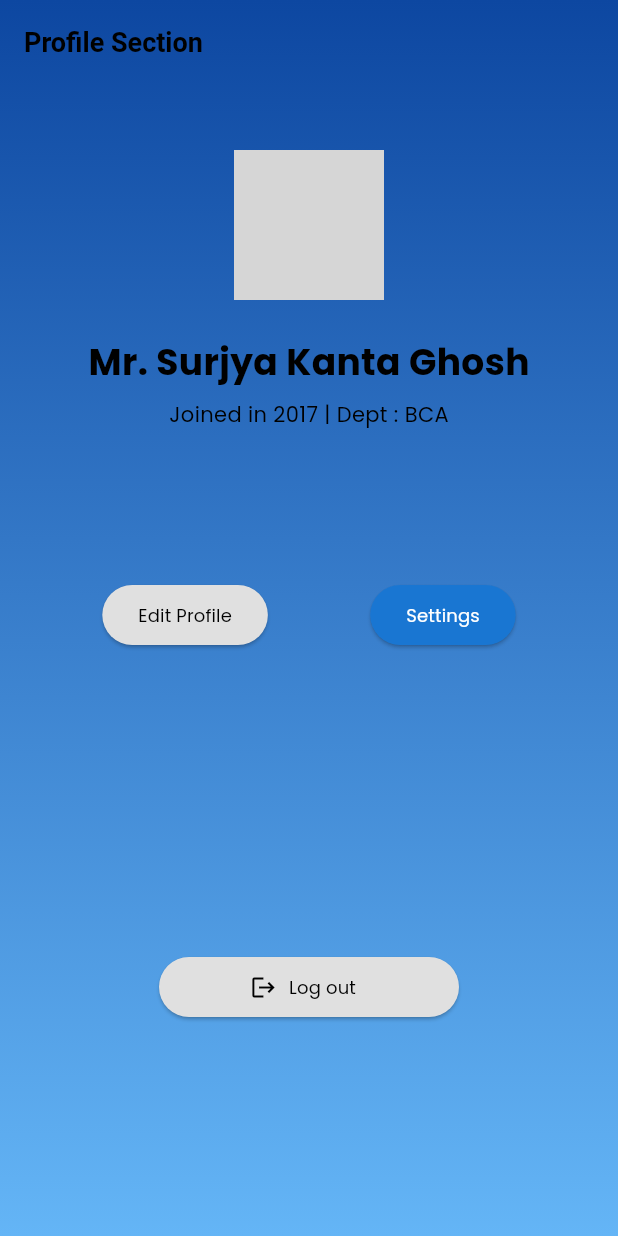
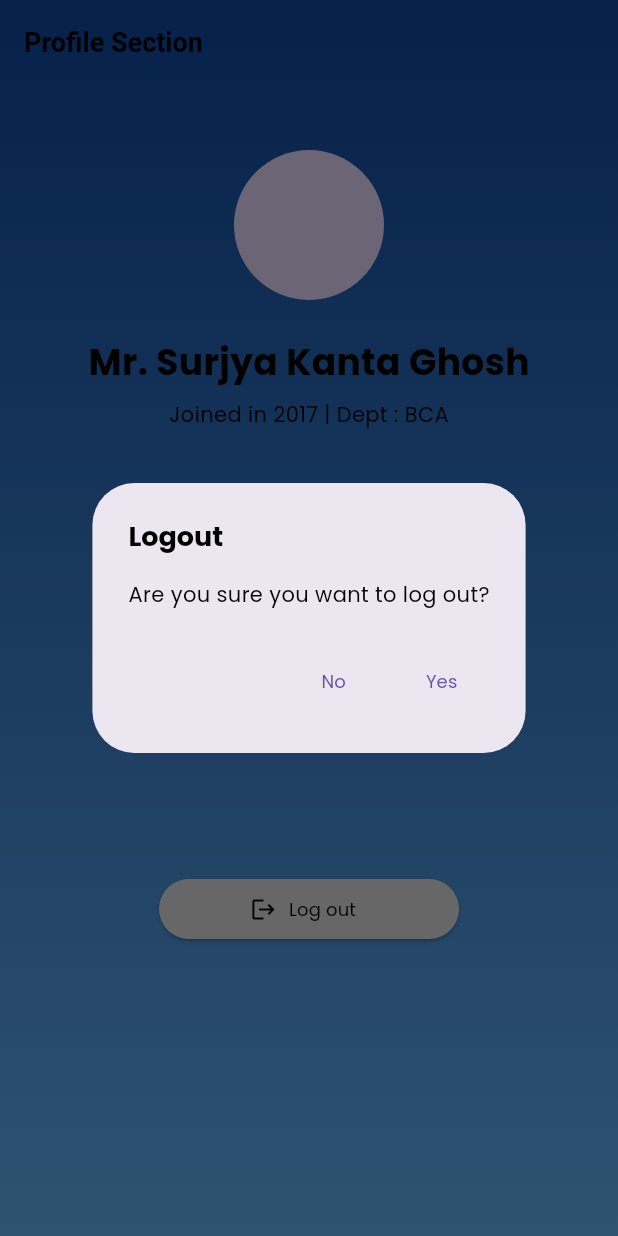
Before and after one commit to berarahul/TeacherApp, a Flutter app: the ProfileScreen screen opened directly, after a tap on "Log out", on a phone screen of 412 x 824 dp. Run offline on Flutter 3.47's test engine with Material 3 defaults, Android fonts, the phone set to English and light mode, and no system bars; our stand-ins replace connectivity_plus, fluttertoast, get, get_it, get_storage, iconsax and 2 more; accounts and stored records are empty; network calls fail; grey boxes are pictures that could not be loaded.

Commit message:
latest update

```diff
--- a/lib/view/Screens/BottomNavigation/Widgets/AttendenceTab/AttandanceTakenScreen.dart
+++ b/lib/view/Screens/BottomNavigation/Widgets/AttendenceTab/AttandanceTakenScreen.dart
@@ -1,4 +1,5 @@
 import 'package:attendence/res/AppUrl/AppUrl.dart';
+import 'package:attendence/res/Colors/AppColors.dart';
 import 'package:attendence/view/Screens/constant/dataNotfoundScreen.dart';
 import 'package:attendence/view_model/services/AttendenceTabServices/for_Dropdown/Controllers/SemesterWithSubjectController.dart';
 import 'package:flutter/material.dart';
@@ -56,6 +57,8 @@
     return Scaffold(
       appBar: AppBar(
         title: Text('Attendance'),
+          automaticallyImplyLeading: false,
+        backgroundColor: AppColors.primaryColor,
       ),
       body: Obx(() {
         return ListView.builder(
--- a/lib/view/Screens/BottomNavigation/Widgets/ProfileTab/Profile_Widget.dart
+++ b/lib/view/Screens/BottomNavigation/Widgets/ProfileTab/Profile_Widget.dart
@@ -1,78 +1,7 @@
-import 'package:flutter/cupertino.dart';
+import 'package:attendence/view/Screens/Login/Login_View.dart';
 import 'package:flutter/material.dart';
-// class ProfileScreen extends StatelessWidget {
-//   @override
-//   Widget build(BuildContext context) {
-//     return Scaffold(
-//       appBar: AppBar(
-//         title: Text('Profile Section'),
-//         backgroundColor: Colors.blue,
-//         automaticallyImplyLeading: false,
-//
-//       ),
-//       body: Padding(
-//         padding: const EdgeInsets.all(16.0),
-//         child: Column(
-//           crossAxisAlignment: CrossAxisAlignment.center,
-//           children: [
-//             CircleAvatar(
-//               radius: 50,
-//               backgroundImage: AssetImage('assets/avatar.jpg'), // Replace with your asset image path
-//             ),
-//             SizedBox(height: 24),
-//             Text(
-//               'Mr. Surjya Kanta Ghosh',
-//               style: TextStyle(fontSize: 24, fontWeight: FontWeight.bold),
-//             ),
-//             SizedBox(height: 8),
-//             Text('Joined in 2017 | Dept : BCA'),
-//             SizedBox(height: 150),
-//             Row(
-//               mainAxisAlignment: MainAxisAlignment.spaceEvenly,
-//
-//               children: [
-//                 ElevatedButton(
-//                   onPressed: () {
-//                     // Handle edit profile button pressed
-//                   },
-//
-//                   child: Text('Edit Profile'),
-//                   style: ElevatedButton.styleFrom(
-//                     foregroundColor: Colors.black, backgroundColor: Colors.grey.shade300,
-//                   ),
-//                 ),
-//                 ElevatedButton(
-//                   onPressed: () {
-//                     // Handle settings button pressed
-//                   },
-//                   child: Text('Settings'),
-//                   style: ElevatedButton.styleFrom(
-//                     foregroundColor: Colors.white, backgroundColor: Colors.blue.shade700,
-//                   ),
-//                 ),
-//               ],
-//             ),
-//             SizedBox(height: 150),
-//             SizedBox(
-//               width: double.infinity,
-//               child: ElevatedButton.icon(
-//
-//                 onPressed: () {
-//                   // Handle log out button pressed
-//                 },
-//                 icon: Icon(Icons.logout),
-//                 label: Text('Log out'),
-//                 style: ElevatedButton.styleFrom(
-//                   foregroundColor: Colors.white, backgroundColor: Colors.blue,
-//                 ),
-//               ),
-//             ),
-//           ],
-//         ),
-//       ),
-//     );
-//   }
-// }
+import 'package:get/get.dart';
+
 class ProfileScreen extends StatelessWidget {
   @override
   Widget build(BuildContext context) {
@@ -80,11 +9,10 @@
       appBar: AppBar(
         title: Text('Profile Section'),
         automaticallyImplyLeading: false,
-        backgroundColor: Colors.transparent, // Set transparent background for AppBar
-        elevation: 0, // Remove AppBar elevation
+        backgroundColor: Colors.transparent,
+        elevation: 0,
       ),
-
-      extendBodyBehindAppBar: true, // Extend body behind AppBar
+      extendBodyBehindAppBar: true,
       body: Container(
         decoration: BoxDecoration(
           gradient: LinearGradient(
@@ -96,12 +24,9 @@
             ],
           ),
         ),
-
         child: Padding(
           padding: const EdgeInsets.only(top: 100),
-
           child: Column(
-
             crossAxisAlignment: CrossAxisAlignment.center,
             children: [
               CircleAvatar(
@@ -115,7 +40,17 @@
               ),
               SizedBox(height: 8),
               Text('Joined in 2017 | Dept : BCA'),
-              SizedBox(height: 100),
+              SizedBox(height: 50),
+              ElevatedButton(
+                onPressed: () {
+                  _showDeveloperDialog(context);
+                },
+                child: Text('Know the Developer'),
+                style: ElevatedButton.styleFrom(
+                  foregroundColor: Colors.white, backgroundColor: Colors.blue.shade700,
+                ),
+              ),
+              SizedBox(height: 50),
               Row(
                 mainAxisAlignment: MainAxisAlignment.spaceEvenly,
                 children: [
@@ -139,12 +74,12 @@
                   ),
                 ],
               ),
-              SizedBox(height: 200),
+              SizedBox(height: 100),
               SizedBox(
                 width: 200,
                 child: ElevatedButton.icon(
                   onPressed: () {
-                    // Handle log out button pressed
+                    _showLogoutDialog(context);
                   },
                   icon: Icon(Icons.logout),
                   label: Text('Log out'),
@@ -159,4 +94,97 @@
       ),
     );
   }
+
+  void _showLogoutDialog(BuildContext context) {
+    showDialog(
+      context: context,
+      builder: (BuildContext context) {
+        return AlertDialog(
+          title: Text('Logout'),
+          content: Text('Are you sure you want to log out?'),
+          actions: [
+            TextButton(
+              onPressed: () {
+                Navigator.of(context).pop(); // Close the dialog
+              },
+              child: Text('No'),
+            ),
+            TextButton(
+              onPressed: () {
+                Navigator.of(context).pop(); // Close the dialog
+                Get.to(LoginScreen()); // Navigate to login screen
+              },
+              child: Text('Yes'),
+            ),
+          ],
+        );
+      },
+    );
+  }
+
+  void _showDeveloperDialog(BuildContext context) {
+    showDialog(
+      context: context,
+      builder: (BuildContext context) {
+        return AlertDialog(
+          title: Text('Know the Developer'),
+          content: Column(
+            mainAxisSize: MainAxisSize.min,
+            children: [
+              _buildDeveloperInfo(
+                context,
+                'assets/images/developerImage/frontendDeveloper.jpg',
+                'Frontend Developer',
+                'Rahul Bera',
+              ),
+              SizedBox(height: 16),
+              _buildDeveloperInfo(
+                context,
+                'assets/images/developerImage/backenddeveloper.jpg',
+                'Backend Developer',
+                'Arpan Duari',
+              ),
+              SizedBox(height: 16),
+              _buildDeveloperInfo(
+                context,
+                'assets/images/developerImage/uiuxDesginer.jpeg',
+                'UI/UX Designer',
+                'Tusar Mondal',
+              ),
+            ],
+          ),
+          actions: [
+            TextButton(
+              onPressed: () {
+                Navigator.of(context).pop(); // Close the dialog
+              },
+              child: Text('Close'),
+            ),
+          ],
+        );
+      },
+    );
+  }
+
+  Widget _buildDeveloperInfo(BuildContext context, String imagePath, String role, String name) {
+    return Row(
+      children: [
+        CircleAvatar(
+          radius: 30,
+          backgroundImage: AssetImage(imagePath), // Replace with developer's image path
+        ),
+        SizedBox(width: 16),
+        Column(
+          crossAxisAlignment: CrossAxisAlignment.start,
+          children: [
+            Text(
+              role,
+              style: TextStyle(fontWeight: FontWeight.bold),
+            ),
+            Text(name),
+          ],
+        ),
+      ],
+    );
+  }
 }
--- a/lib/view/Screens/constant/AttendanceSuccessFully.dart
+++ b/lib/view/Screens/constant/AttendanceSuccessFully.dart
@@ -2,6 +2,8 @@
 import 'package:flutter/material.dart';
 import 'package:get/get.dart';
 
+import '../../../res/Colors/AppColors.dart';
+import '../../../res/Colors/AppColors.dart';
 import '../../../view_model/services/Bottom_Navigation_Services/Bottom_Navigation_Controller.dart';
 import '../BottomNavigation/Bottom_Navigation_Menu.dart';
 
@@ -36,7 +38,7 @@
               },
               child: Text('GO BACK TO Home'),
               style: ElevatedButton.styleFrom(
-                foregroundColor: Colors.white, backgroundColor: Colors.purple,
+                foregroundColor: Colors.white, backgroundColor: AppColors.primaryColor,
               ),
             ),
           ],
--- a/pubspec.yaml
+++ b/pubspec.yaml
@@ -58,6 +58,7 @@
     - assets/LOGOS/
     - assets/icons/dark/
     - assets/icons/light/
+    - assets/images/developerImage/
 
   #-----------------------LOCAL FONTS-------------------------#
   fonts:
```
Also changed, not shown: lib/view/Screens/BottomNavigation/Widgets/AttendenceTab/AttendanceDropdownWidgets/Widgets/SubjectsDropdown.dart (+0 -42 lines), assets/images/developerImage/backenddeveloper.jpg (added), assets/images/developerImage/frontendDeveloper.jpg (added), assets/images/developerImage/uiuxDesginer.jpeg (added).
